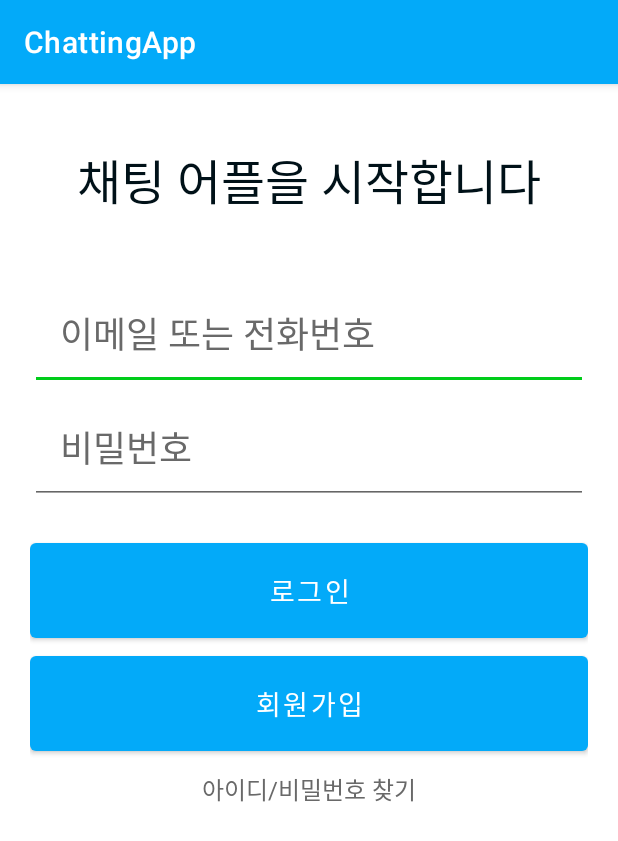
After one commit to AnYeRim/ChattingApp, an Android app: the LoginActivity screen opened directly, with no data from a screen before it, on a phone screen of 412 x 824 dp. The commit adds this screen. Shown: the top 841 px of the screen. Run offline under Robolectric (Android 15) with nearby library versions, the light colour scheme and no system bars.

Commit message:
Create Login UI
로그인 화면 구현

```diff
--- a/app/src/main/AndroidManifest.xml
+++ b/app/src/main/AndroidManifest.xml
@@ -17,6 +17,9 @@
         android:supportsRtl="true"
         android:theme="@style/Theme.ChattingApp" >
         <activity
+            android:name=".LoginActivity"
+            android:exported="false" />
+        <activity
             android:name=".MainActivity"
             android:exported="true" >
             <intent-filter>
--- /dev/null
+++ b/app/src/main/java/com/example/chattingapp/LoginActivity.java
@@ -0,0 +1,13 @@
+package com.example.chattingapp;
+
+import androidx.appcompat.app.AppCompatActivity;
+import android.os.Bundle;
+
+public class LoginActivity extends AppCompatActivity {
+
+    @Override
+    protected void onCreate(Bundle savedInstanceState) {
+        super.onCreate(savedInstanceState);
+        setContentView(R.layout.activity_login);
+    }
+}
--- /dev/null
+++ b/app/src/main/res/layout/activity_login.xml
@@ -0,0 +1,71 @@
+<?xml version="1.0" encoding="utf-8"?>
+<LinearLayout xmlns:android="http://schemas.android.com/apk/res/android"
+    android:layout_width="match_parent"
+    android:layout_height="match_parent"
+    android:orientation="vertical"
+    android:layout_margin="20dp">
+
+    <LinearLayout
+        android:layout_width="match_parent"
+        android:layout_height="wrap_content"
+        android:layout_marginVertical="20dp"
+        android:orientation="vertical">
+
+        <TextView
+            android:layout_width="match_parent"
+            android:layout_height="wrap_content"
+            android:text="채팅 어플을 시작합니다"
+            style="@style/txtTitle1"
+            android:textAlignment="center"/>
+
+    </LinearLayout>
+
+    <LinearLayout
+        android:layout_width="match_parent"
+        android:layout_height="wrap_content"
+        android:layout_marginVertical="20dp"
+        android:orientation="vertical">
+
+        <EditText
+            android:id="@+id/edtID"
+            android:layout_width="match_parent"
+            android:layout_height="wrap_content"
+            android:text="이메일 또는 전화번호"
+            style="@style/edtTitle"
+            android:padding="20dp"/>
+
+        <EditText
+            android:id="@+id/edtPW"
+            android:layout_width="match_parent"
+            android:layout_height="wrap_content"
+            android:text="비밀번호"
+            style="@style/edtTitle"
+            android:padding="20dp"/>
+
+    </LinearLayout>
+
+    <Button
+        android:id="@+id/btnLogin"
+        android:layout_width="match_parent"
+        android:layout_height="wrap_content"
+        android:text="로그인"
+        style="@style/txtButton"/>
+
+    <Button
+        android:id="@+id/btnJoin"
+        android:layout_width="match_parent"
+        android:layout_height="wrap_content"
+        android:text="회원가입"
+        style="@style/txtButton"/>
+
+    <TextView
+        android:id="@+id/txtFind_ID_PW"
+        android:layout_width="match_parent"
+        android:layout_height="wrap_content"
+        android:text="아이디/비밀번호 찾기"
+        style="@style/txtContents2"
+        android:textAlignment="center"
+        android:padding="7dp"/>
+
+
+</LinearLayout>
--- a/app/src/main/res/values/colors.xml
+++ b/app/src/main/res/values/colors.xml
@@ -5,7 +5,7 @@
     <color name="seconds">#00CC1A</color>
     <color name="seconds2">#008e12</color>
 
-    <color name="dimgray">#696969</color>
+    <color name="gray">#696969</color>
     <color name="black">#001118</color>
     <color name="white">#FFFFFFFF</color>
 </resources>
--- a/app/src/main/res/values/style.xml
+++ b/app/src/main/res/values/style.xml
@@ -6,7 +6,7 @@
     </style>
 
     <style name="txtContents1">
-        <item name="android:textColor">@color/dimgray</item>
+        <item name="android:textColor">@color/gray</item>
         <item name="android:textSize">18dp</item>
     </style>
 
@@ -16,7 +16,7 @@
     </style>
 
     <style name="txtContents2">
-        <item name="android:textColor">@color/dimgray</item>
+        <item name="android:textColor">@color/gray</item>
         <item name="android:textSize">16dp</item>
     </style>
 
@@ -25,4 +25,9 @@
         <item name="android:padding">18dp</item>
     </style>
 
+    <style name="edtTitle">
+        <item name="android:textColor">@color/gray</item>
+        <item name="android:textSize">24dp</item>
+    </style>
+
 </resources>
```
